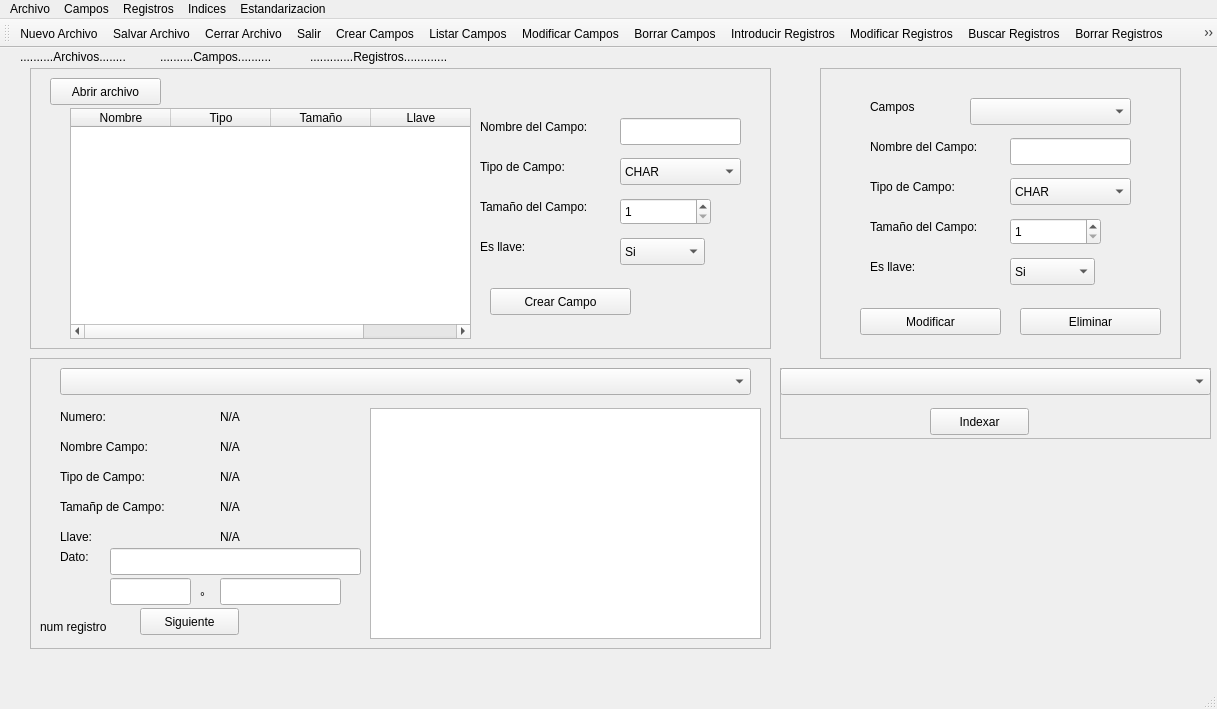
Above: ManejadorDeArchivoOAR/mainwindow.ui from oscar-ordonez/Proyecto-Orga before the change. Below: the same form after it.
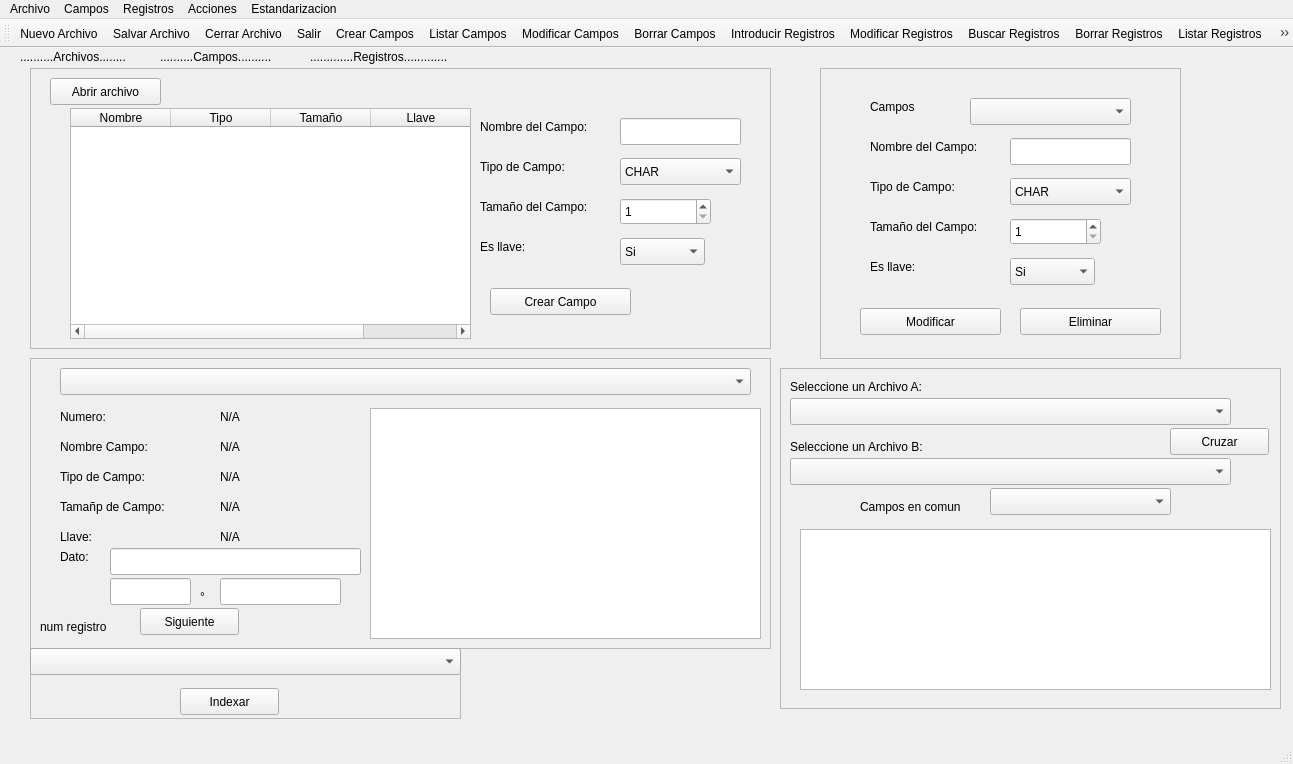
That is the form after the change. Icons and pictures are not drawn.

Commit message: Cruzar con arbol B pero no terminado

What changed in the file:
```diff
--- a/ManejadorDeArchivoOAR/mainwindow.ui
+++ b/ManejadorDeArchivoOAR/mainwindow.ui
@@ -6,8 +6,8 @@
    <rect>
     <x>0</x>
     <y>0</y>
-    <width>1217</width>
-    <height>709</height>
+    <width>1293</width>
+    <height>764</height>
    </rect>
   </property>
   <property name="windowTitle">
@@ -681,8 +681,8 @@
    <widget class="QFrame" name="panelIndexar">
     <property name="geometry">
      <rect>
-      <x>780</x>
-      <y>320</y>
+      <x>30</x>
+      <y>600</y>
       <width>431</width>
       <height>71</height>
      </rect>
@@ -717,13 +717,121 @@
      </property>
     </widget>
    </widget>
+   <widget class="QFrame" name="panelCruzar">
+    <property name="geometry">
+     <rect>
+      <x>780</x>
+      <y>320</y>
+      <width>501</width>
+      <height>341</height>
+     </rect>
+    </property>
+    <property name="frameShape">
+     <enum>QFrame::StyledPanel</enum>
+    </property>
+    <property name="frameShadow">
+     <enum>QFrame::Raised</enum>
+    </property>
+    <widget class="QLabel" name="label_12">
+     <property name="geometry">
+      <rect>
+       <x>10</x>
+       <y>70</y>
+       <width>171</width>
+       <height>17</height>
+      </rect>
+     </property>
+     <property name="text">
+      <string>Seleccione un Archivo B:</string>
+     </property>
+    </widget>
+    <widget class="QLabel" name="label_13">
+     <property name="geometry">
+      <rect>
+       <x>10</x>
+       <y>10</y>
+       <width>171</width>
+       <height>17</height>
+      </rect>
+     </property>
+     <property name="text">
+      <string>Seleccione un Archivo A:</string>
+     </property>
+    </widget>
+    <widget class="QComboBox" name="comboBoxCruzar1">
+     <property name="geometry">
+      <rect>
+       <x>10</x>
+       <y>30</y>
+       <width>441</width>
+       <height>27</height>
+      </rect>
+     </property>
+    </widget>
+    <widget class="QComboBox" name="comboBoxCruzar2">
+     <property name="geometry">
+      <rect>
+       <x>10</x>
+       <y>90</y>
+       <width>441</width>
+       <height>27</height>
+      </rect>
+     </property>
+    </widget>
+    <widget class="QPushButton" name="botonCruzar">
+     <property name="geometry">
+      <rect>
+       <x>390</x>
+       <y>60</y>
+       <width>99</width>
+       <height>27</height>
+      </rect>
+     </property>
+     <property name="text">
+      <string>Cruzar</string>
+     </property>
+    </widget>
+    <widget class="QTableWidget" name="cruzarTabla">
+     <property name="geometry">
+      <rect>
+       <x>20</x>
+       <y>161</y>
+       <width>471</width>
+       <height>161</height>
+      </rect>
+     </property>
+    </widget>
+    <widget class="QComboBox" name="comboBoxCampoComun">
+     <property name="geometry">
+      <rect>
+       <x>210</x>
+       <y>120</y>
+       <width>181</width>
+       <height>27</height>
+      </rect>
+     </property>
+    </widget>
+    <widget class="QLabel" name="label_14">
+     <property name="geometry">
+      <rect>
+       <x>80</x>
+       <y>130</y>
+       <width>141</width>
+       <height>17</height>
+      </rect>
+     </property>
+     <property name="text">
+      <string>Campos en comun</string>
+     </property>
+    </widget>
+   </widget>
   </widget>
   <widget class="QMenuBar" name="menuBar">
    <property name="geometry">
     <rect>
      <x>0</x>
      <y>0</y>
-     <width>1217</width>
+     <width>1293</width>
      <height>25</height>
     </rect>
    </property>
@@ -737,7 +845,7 @@
    </widget>
    <widget class="QMenu" name="menuIndices">
     <property name="title">
-     <string>Indices</string>
+     <string>Acciones</string>
     </property>
     <addaction name="actionReindexar_Archivos"/>
    </widget>
@@ -796,6 +904,7 @@
    <addaction name="actionBorrar_Registros"/>
    <addaction name="actionListar_Registros"/>
    <addaction name="actionReindexar_Archivos"/>
+   <addaction name="actionCruzar_Arbol_B"/>
   </widget>
   <widget class="QStatusBar" name="statusBar"/>
   <action name="actionNuevo_Archivo">
@@ -945,6 +1054,15 @@
     <string>Exportar JSON</string>
    </property>
   </action>
+  <action name="actionCruzar_Arbol_B">
+   <property name="icon">
+    <iconset resource="Recursos.qrc">
+     <normaloff>:/Imagenes/arbol.png</normaloff>:/Imagenes/arbol.png</iconset>
+   </property>
+   <property name="text">
+    <string>Cruzar Arbol B</string>
+   </property>
+  </action>
  </widget>
  <layoutdefault spacing="6" margin="11"/>
  <resources>
```
Left out of the diff: 1 changed line with no effect on the pictures. The commit also changes 4 other files.
